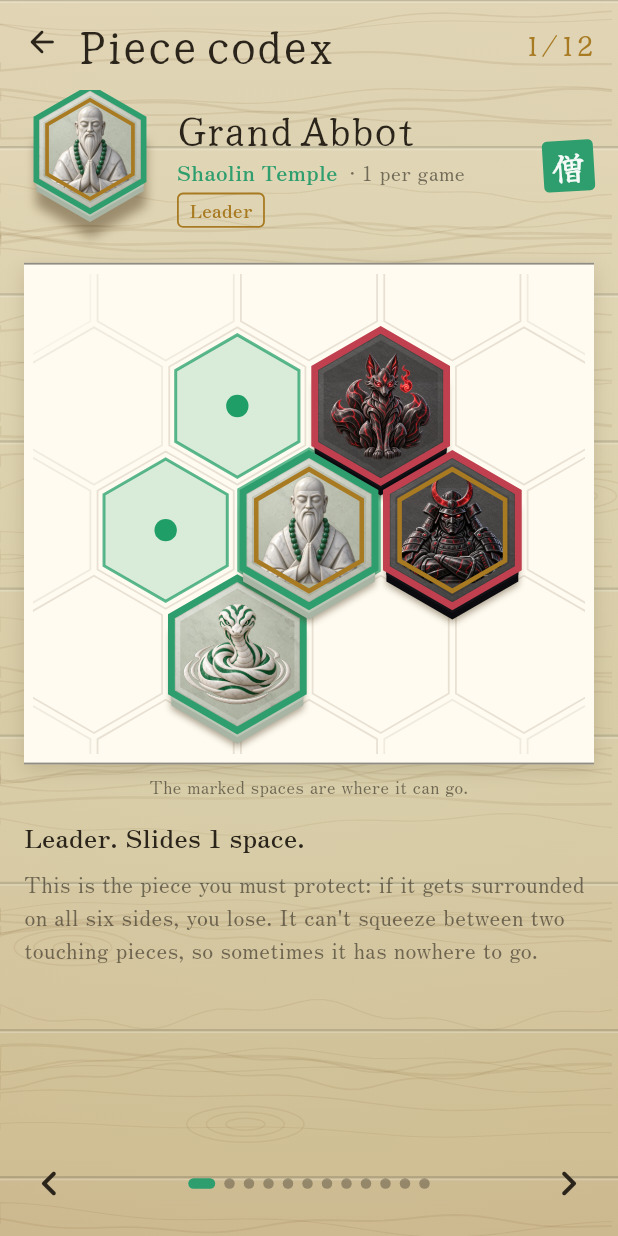
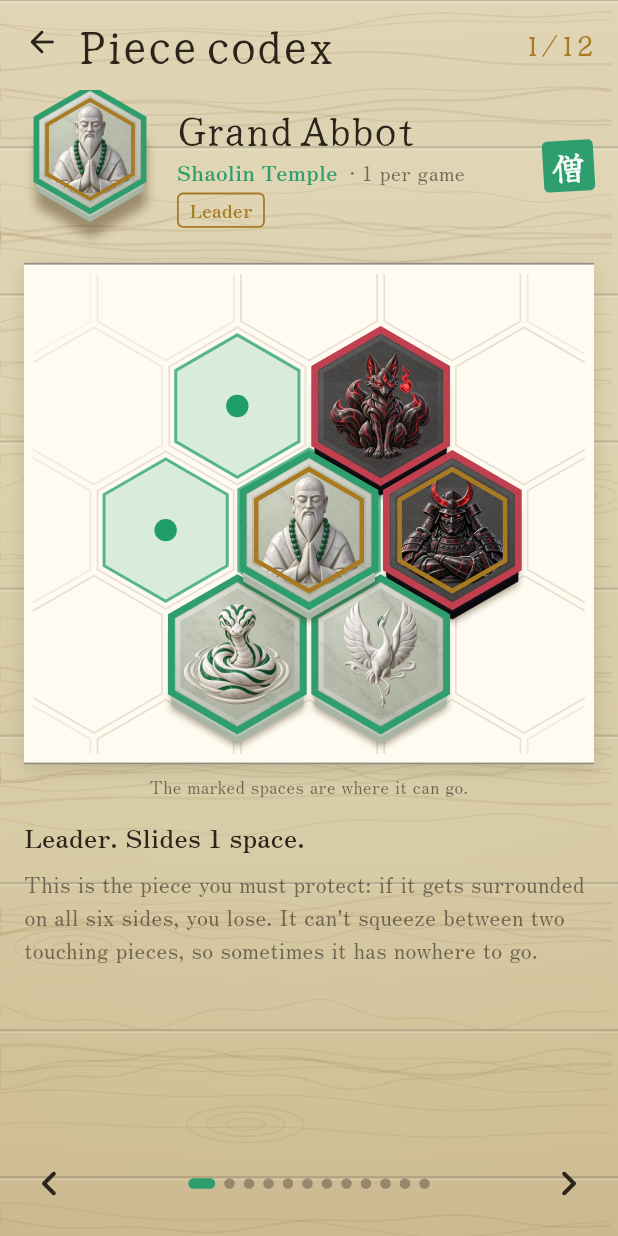
Before and after one commit to spcolonna/hexiege, a Flutter app: the CodexPieceScreen screen opened directly with empty values, on a phone screen of 412 x 824 dp. Run offline on Flutter 3.47's test engine with Material 3 defaults, Android fonts, the phone set to English and light mode, and no system bars; our stand-ins replace audioplayers, in_app_purchase, shared_preferences; accounts and stored records are empty; statements that could not run were skipped.

Commit message:
Códice: los ejemplos usan las reglas reales (One-Hive); Monje, Rey Mono y Gran Shogun ya no son puente
Co-Authored-By: Claude Opus 5.5 <noreply@anthropic.com>

```diff
--- a/lib/codex/codex_scenes.dart
+++ b/lib/codex/codex_scenes.dart
@@ -57,8 +57,12 @@ class CodexScene {
       game.setupPut(owner, t, at);
     }
     extra?.call(game);
-    final lifted = Board.copy(game.board)..pop(subject);
-    final targets = destinationsFor(type, lifted, subject, game.rules);
+    // Los destinos salen de las reglas reales de la partida (One-Hive incluida),
+    // así el códice nunca muestra un movimiento que en juego no se puede hacer.
+    final oni = type.faction == Faction.oni;
+    final targets = oni
+        ? destinationsFor(type, Board.copy(game.board)..pop(subject), subject, game.rules)
+        : game.moveTargets(subject);
     final swaps = type == PieceType.shogun
         ? subject.neighbors.where((n) => game.board.top(n)?.type == PieceType.shinobi).toSet()
         : <Hex>{};
@@ -87,6 +91,8 @@ class CodexScene {
             (1, PieceType.shogun, Hex(1, 0)),
             (1, PieceType.kitsune, Hex(1, -1)),
             (0, PieceType.serpent, Hex(-1, 1)),
+            // La Grulla une los dos lados: sin ella el Monje sería el único puente.
+            (0, PieceType.crane, Hex(0, 1)),
           ],
           null,
         );
@@ -111,6 +117,7 @@ class CodexScene {
             (1, PieceType.shinobi, Hex(2, 0)),
             (0, PieceType.monk, Hex(-1, 0)),
             (1, PieceType.shogun, Hex(0, 1)),
+            (0, PieceType.serpent, Hex(-1, 1)),
           ],
           null,
         );
@@ -158,6 +165,7 @@ class CodexScene {
             (0, PieceType.shinobi, Hex(1, 0)),
             (1, PieceType.tiger, Hex(2, -1)),
             (1, PieceType.monk, Hex(-1, 1)),
+            (0, PieceType.kitsune, Hex(0, 1)),
           ],
           null,
         );
```
Also changed, not shown: 1 other file.
